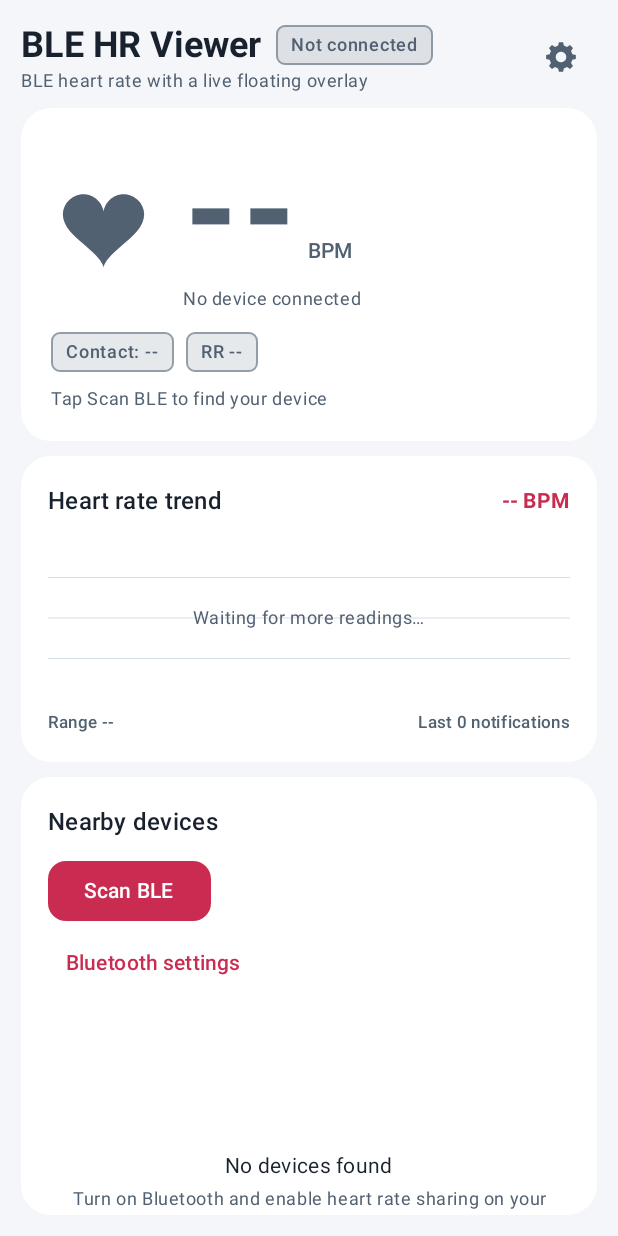
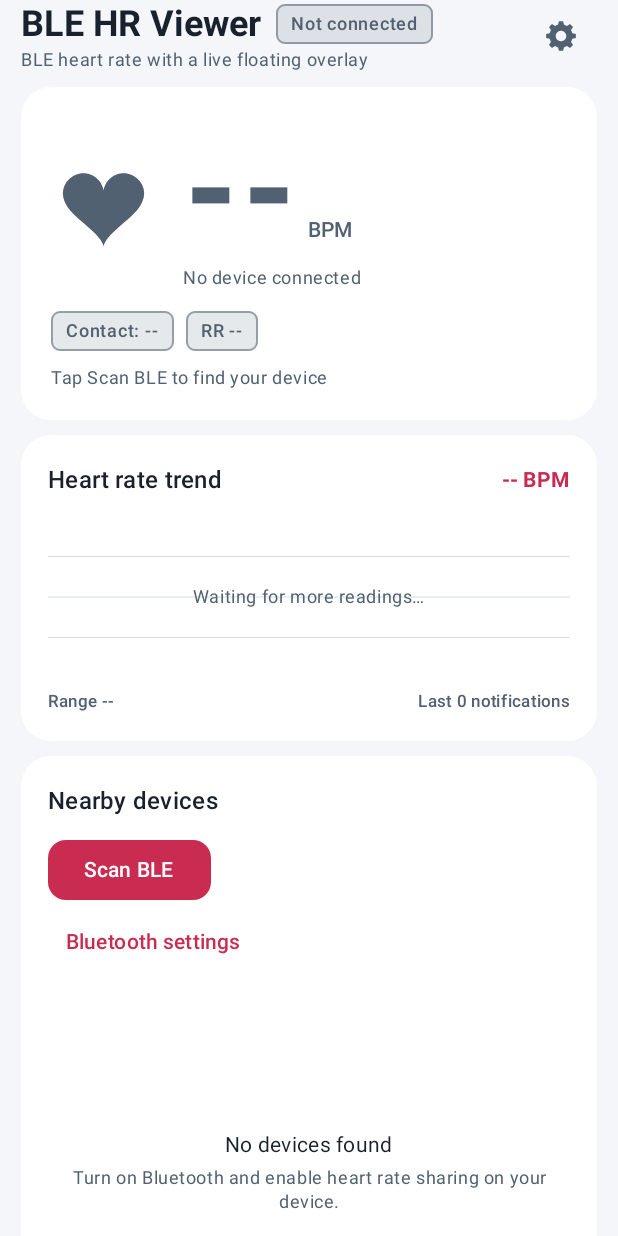
Before and after one commit to frailty9/ble-hr-viewer, an Android app built with Jetpack Compose: the screen it shows after launch (MainActivity), on a phone screen of 412 x 824 dp. Run offline under Robolectric (Android 15) with nearby library versions, the phone set to English and light mode, and no system bars.

Commit message:
fix(home): extend scrolling content to the bottom screen edge

```diff
--- a/app/src/main/java/com/example/blehr/feature/home/HomeScreen.kt
+++ b/app/src/main/java/com/example/blehr/feature/home/HomeScreen.kt
@@ -6,18 +6,20 @@ import androidx.compose.foundation.layout.Column
 import androidx.compose.foundation.layout.Row
 import androidx.compose.foundation.layout.Spacer
 import androidx.compose.foundation.layout.WindowInsets
+import androidx.compose.foundation.layout.WindowInsetsSides
+import androidx.compose.foundation.layout.asPaddingValues
 import androidx.compose.foundation.layout.fillMaxHeight
 import androidx.compose.foundation.layout.fillMaxSize
 import androidx.compose.foundation.layout.fillMaxWidth
 import androidx.compose.foundation.layout.height
 import androidx.compose.foundation.layout.padding
+import androidx.compose.foundation.layout.only
 import androidx.compose.foundation.layout.safeDrawing
 import androidx.compose.foundation.layout.windowInsetsPadding
 import androidx.compose.foundation.rememberScrollState
 import androidx.compose.foundation.verticalScroll
 import androidx.compose.runtime.Composable
 import androidx.compose.ui.Modifier
-import androidx.compose.ui.draw.clip
 import androidx.compose.ui.platform.testTag
 import androidx.compose.ui.unit.dp
 import com.example.blehr.ble.ScannedDevice
@@ -30,7 +32,6 @@ import com.example.blehr.feature.home.components.HelpCard
 import com.example.blehr.feature.home.components.OverlayCard
 import com.example.blehr.feature.home.components.PacketCard
 import com.example.blehr.feature.home.components.TrendCard
-import com.example.blehr.ui.theme.LocalAppShapes
 import com.example.blehr.ui.theme.PageMargin
 
 @Composable
@@ -49,12 +50,14 @@ fun HomeScreen(
     val portraitScroll = rememberScrollState()
     val landscapeLeftScroll = rememberScrollState()
     val landscapeRightScroll = rememberScrollState()
+    val bottomInset = WindowInsets.safeDrawing.only(WindowInsetsSides.Bottom)
+        .asPaddingValues().calculateBottomPadding()
     Column(
         modifier = Modifier
             .testTag("home_screen")
             .fillMaxSize()
-            .windowInsetsPadding(WindowInsets.safeDrawing)
-            .padding(PageMargin),
+            .windowInsetsPadding(WindowInsets.safeDrawing.only(WindowInsetsSides.Top + WindowInsetsSides.Horizontal))
+            .padding(horizontal = PageMargin),
     ) {
         AppHeader(state, onOpenSettings)
         Spacer(Modifier.height(10.dp))
@@ -70,7 +73,6 @@ fun HomeScreen(
                             .weight(1.15f)
                             .fillMaxHeight()
                             .testTag("home_left_scroll")
-                            .clip(LocalAppShapes.current.card)
                             .verticalScroll(landscapeLeftScroll),
                     ) {
                         BpmCard(state)
@@ -78,13 +80,13 @@ fun HomeScreen(
                         TrendCard(state)
                         Spacer(Modifier.height(10.dp))
                         PacketCard(state)
+                        Spacer(Modifier.height(bottomInset))
                     }
                     Column(
                         modifier = Modifier
                             .weight(1f)
                             .fillMaxHeight()
                             .testTag("home_right_scroll")
-                            .clip(LocalAppShapes.current.card)
                             .verticalScroll(landscapeRightScroll),
                     ) {
                         DeviceCard(state, onStartScan, onStopScan, onConnect, onDisconnect, onOpenBluetoothSettings)
@@ -94,6 +96,7 @@ fun HomeScreen(
                         ErrorCard(state)
                         Spacer(Modifier.height(10.dp))
                         HelpCard()
+                        Spacer(Modifier.height(bottomInset))
                     }
                 }
             } else {
@@ -101,7 +104,6 @@ fun HomeScreen(
                     modifier = Modifier
                         .fillMaxSize()
                         .testTag("home_scroll")
-                        .clip(LocalAppShapes.current.card)
                         .verticalScroll(portraitScroll),
                 ) {
                     BpmCard(state)
@@ -117,6 +119,7 @@ fun HomeScreen(
                     PacketCard(state)
                     Spacer(Modifier.height(10.dp))
                     HelpCard()
+                    Spacer(Modifier.height(bottomInset))
                 }
             }
         }
```
Also changed, not shown: 2 other files.
